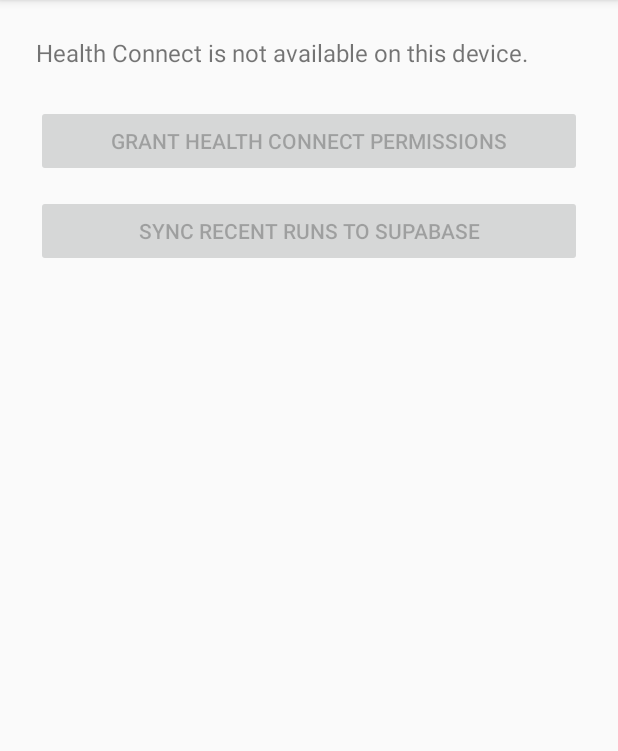
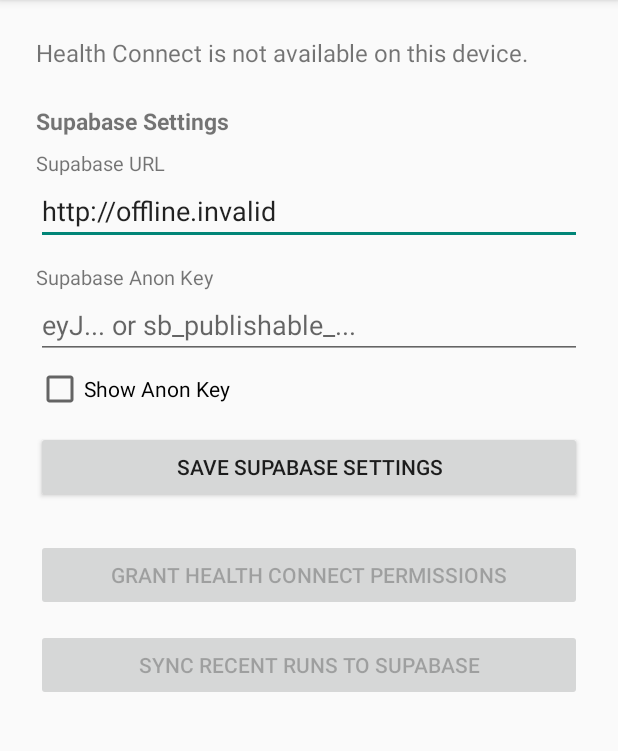
Before and after one commit to mage9353/myrun, an Android app: the screen it shows after launch (MainActivity), on a phone screen of 412 x 824 dp, the part 84-835 px from its top. Run offline under Robolectric (Android 15) with nearby library versions, the phone set to English and light mode, and no system bars; libraries missing offline, so code that uses them is left out: androidx.health.connect; pictures from the network do not load; 2 statements that could not run were skipped.

Commit message:
Add in-app Supabase settings, release signing, and Obtainium APK release workflow

```diff
--- a/MyRunSync/app/src/main/AndroidManifest.xml
+++ b/MyRunSync/app/src/main/AndroidManifest.xml
@@ -15,7 +15,7 @@
     </queries>
 
     <application
-        android:allowBackup="true"
+        android:allowBackup="false"
         android:label="@string/app_name"
         android:supportsRtl="true"
         android:theme="@style/Theme.MyRunSync">
--- a/MyRunSync/app/src/main/java/com/myrunsync/MainActivity.kt
+++ b/MyRunSync/app/src/main/java/com/myrunsync/MainActivity.kt
@@ -1,12 +1,17 @@
 package com.myrunsync
 
 import android.os.Bundle
+import android.text.InputType
 import android.widget.Button
+import android.widget.CheckBox
+import android.widget.EditText
 import android.widget.TextView
 import androidx.appcompat.app.AppCompatActivity
 import androidx.health.connect.client.HealthConnectClient
 import androidx.health.connect.client.PermissionController
 import androidx.lifecycle.lifecycleScope
+import com.myrunsync.config.SupabaseConfigStore
+import com.myrunsync.config.SupabaseConfigValidator
 import com.myrunsync.health.HealthConnectRunningReader
 import com.myrunsync.model.HeartRateZone2Config
 import com.myrunsync.supabase.SupabaseRunningRepository
@@ -18,9 +23,14 @@ import java.time.Instant
 class MainActivity : AppCompatActivity() {
 
     private lateinit var tvStatus: TextView
+    private lateinit var etSupabaseUrl: EditText
+    private lateinit var etSupabaseAnonKey: EditText
+    private lateinit var cbShowAnonKey: CheckBox
+    private lateinit var btnSaveSettings: Button
     private lateinit var btnPermissions: Button
     private lateinit var btnSync: Button
 
+    private val configStore by lazy { SupabaseConfigStore(this) }
     private val healthConnectClient by lazy { HealthConnectClient.getOrCreate(this) }
     private val healthReader by lazy { HealthConnectRunningReader(healthConnectClient) }
 
@@ -40,14 +50,50 @@ class MainActivity : AppCompatActivity() {
         setContentView(R.layout.activity_main)
 
         tvStatus = findViewById(R.id.tvStatus)
+        etSupabaseUrl = findViewById(R.id.etSupabaseUrl)
+        etSupabaseAnonKey = findViewById(R.id.etSupabaseAnonKey)
+        cbShowAnonKey = findViewById(R.id.cbShowAnonKey)
+        btnSaveSettings = findViewById(R.id.btnSaveSettings)
         btnPermissions = findViewById(R.id.btnPermissions)
         btnSync = findViewById(R.id.btnSync)
+
+        val initialConfig = configStore.load()
+        etSupabaseUrl.setText(initialConfig.url)
+        etSupabaseAnonKey.setText(initialConfig.anonKey)
+
+        cbShowAnonKey.setOnCheckedChangeListener { _, isChecked ->
+            etSupabaseAnonKey.inputType = if (isChecked) {
+                InputType.TYPE_CLASS_TEXT or InputType.TYPE_TEXT_VARIATION_VISIBLE_PASSWORD
+            } else {
+                InputType.TYPE_CLASS_TEXT or InputType.TYPE_TEXT_VARIATION_PASSWORD
+            }
+            etSupabaseAnonKey.setSelection(etSupabaseAnonKey.text?.length ?: 0)
+        }
+
+        btnSaveSettings.setOnClickListener {
+            val rawUrl = etSupabaseUrl.text?.toString().orEmpty()
+            val rawKey = etSupabaseAnonKey.text?.toString().orEmpty()
+            val validationError = SupabaseConfigValidator.validate(rawUrl, rawKey)
+            if (validationError != null) {
+                tvStatus.text = validationError
+                return@setOnClickListener
+            }
+
+            val saved = configStore.save(rawUrl, rawKey)
+            etSupabaseUrl.setText(saved.url)
+            etSupabaseAnonKey.setText(saved.anonKey)
+            tvStatus.text = getString(R.string.status_settings_saved)
+        }
 
         if (!HealthConnectRunningReader.isAvailable(this)) {
             tvStatus.text = "Health Connect is not available on this device."
             btnPermissions.isEnabled = false
             btnSync.isEnabled = false
             return
+        }
+
+        if (!initialConfig.isComplete()) {
+            tvStatus.text = getString(R.string.status_missing_credentials)
         }
 
         btnPermissions.setOnClickListener {
@@ -60,10 +106,19 @@ class MainActivity : AppCompatActivity() {
     }
 
     private fun syncRecentRuns() {
-        if (BuildConfig.SUPABASE_URL.isBlank() || BuildConfig.SUPABASE_ANON_KEY.isBlank()) {
-            tvStatus.text = "Set SUPABASE_URL and SUPABASE_ANON_KEY in local.properties first."
+        val storedConfig = configStore.load()
+        val rawUrl = etSupabaseUrl.text?.toString().orEmpty().ifBlank { storedConfig.url }
+        val rawKey = etSupabaseAnonKey.text?.toString().orEmpty().ifBlank { storedConfig.anonKey }
+
+        val validationError = SupabaseConfigValidator.validate(rawUrl, rawKey)
+        if (validationError != null) {
+            tvStatus.text = validationError
             return
         }
+
+        val savedConfig = configStore.save(rawUrl, rawKey)
+        etSupabaseUrl.setText(savedConfig.url)
+        etSupabaseAnonKey.setText(savedConfig.anonKey)
 
         lifecycleScope.launch {
             btnSync.isEnabled = false
@@ -76,8 +131,8 @@ class MainActivity : AppCompatActivity() {
 
                 tvStatus.text = "Reading Health Connect runs and uploading to Supabase..."
                 val supabaseClient = SupabaseRunningRepository.createSupabaseClient(
-                    supabaseUrl = BuildConfig.SUPABASE_URL,
-                    supabaseAnonKey = BuildConfig.SUPABASE_ANON_KEY
+                    supabaseUrl = savedConfig.url,
+                    supabaseAnonKey = savedConfig.anonKey
                 )
                 val repository = SupabaseRunningRepository(supabaseClient)
                 val syncManager = RunningSyncManager(healthReader, repository)
--- /dev/null
+++ b/MyRunSync/app/src/main/java/com/myrunsync/config/SupabaseConfigStore.kt
@@ -0,0 +1,83 @@
+package com.myrunsync.config
+
+import android.content.Context
+import com.myrunsync.BuildConfig
+
+data class SupabaseConfig(
+    val url: String,
+    val anonKey: String
+) {
+    fun isComplete(): Boolean = url.isNotBlank() && anonKey.isNotBlank()
+}
+
+/**
+ * Pure normalization and validation for Supabase credentials entered in-app.
+ */
+object SupabaseConfigValidator {
+    fun normalizeUrl(raw: String): String = raw.trim().trimEnd('/')
+
+    fun normalizeAnonKey(raw: String): String = raw.trim()
+
+    fun validate(url: String, anonKey: String): String? {
+        val normalizedUrl = normalizeUrl(url)
+        val normalizedKey = normalizeAnonKey(anonKey)
+        if (normalizedUrl.isBlank()) {
+            return "Supabase URL을 입력해 주세요."
+        }
+        if (!normalizedUrl.startsWith("https://") && !normalizedUrl.startsWith("http://")) {
+            return "Supabase URL은 https:// 로 시작해야 합니다."
+        }
+        if (normalizedKey.isBlank()) {
+            return "Supabase Anon Key를 입력해 주세요."
+        }
+        return null
+    }
+}
+
+/**
+ * Persists user-provided Supabase credentials in private device SharedPreferences.
+ */
+class SupabaseConfigStore(context: Context) {
+    private val prefs = context.applicationContext.getSharedPreferences(
+        PREFS_NAME,
+        Context.MODE_PRIVATE
+    )
+
+    fun load(
+        fallbackUrl: String = BuildConfig.SUPABASE_URL,
+        fallbackAnonKey: String = BuildConfig.SUPABASE_ANON_KEY
+    ): SupabaseConfig {
+        val savedUrl = prefs.getString(KEY_URL, null)
+        val savedAnonKey = prefs.getString(KEY_ANON_KEY, null)
+
+        val resolvedUrl = SupabaseConfigValidator.normalizeUrl(
+            if (!savedUrl.isNullOrBlank()) savedUrl else fallbackUrl
+        )
+        val resolvedAnonKey = SupabaseConfigValidator.normalizeAnonKey(
+            if (!savedAnonKey.isNullOrBlank()) savedAnonKey else fallbackAnonKey
+        )
+        return SupabaseConfig(url = resolvedUrl, anonKey = resolvedAnonKey)
+    }
+
+    fun save(url: String, anonKey: String): SupabaseConfig {
+        val normalized = SupabaseConfig(
+            url = SupabaseConfigValidator.normalizeUrl(url),
+            anonKey = SupabaseConfigValidator.normalizeAnonKey(anonKey)
+        )
+        prefs.edit()
+            .putString(KEY_URL, normalized.url)
+            .putString(KEY_ANON_KEY, normalized.anonKey)
+            .apply()
+        return normalized
+    }
+
+    fun clear() {
+        prefs.edit().clear().apply()
+    }
+
+    companion object {
+        private const val PREFS_NAME = "myrunsync_settings"
+        private const val KEY_URL = "supabase_url"
+        private const val KEY_ANON_KEY = "supabase_anon_key"
+    }
+}
--- a/MyRunSync/app/src/main/res/layout/activity_main.xml
+++ b/MyRunSync/app/src/main/res/layout/activity_main.xml
@@ -1,7 +1,12 @@
 <?xml version="1.0" encoding="utf-8"?>
-<LinearLayout xmlns:android="http://schemas.android.com/apk/res/android"
+<ScrollView xmlns:android="http://schemas.android.com/apk/res/android"
     android:layout_width="match_parent"
     android:layout_height="match_parent"
+    android:fillViewport="true">
+
+    <LinearLayout
+        android:layout_width="match_parent"
+        android:layout_height="wrap_content"
         android:orientation="vertical"
         android:padding="24dp">
 
@@ -12,6 +17,58 @@
             android:layout_marginBottom="24dp"
             android:text="@string/status_ready"
             android:textSize="16sp" />
+
+        <TextView
+            android:layout_width="match_parent"
+            android:layout_height="wrap_content"
+            android:layout_marginBottom="8dp"
+            android:text="@string/section_supabase_settings"
+            android:textSize="15sp"
+            android:textStyle="bold" />
+
+        <TextView
+            android:layout_width="match_parent"
+            android:layout_height="wrap_content"
+            android:text="@string/label_supabase_url"
+            android:textSize="13sp" />
+
+        <EditText
+            android:id="@+id/etSupabaseUrl"
+            android:layout_width="match_parent"
+            android:layout_height="wrap_content"
+            android:layout_marginBottom="12dp"
+            android:hint="@string/hint_supabase_url"
+            android:inputType="textUri"
+            android:singleLine="true" />
+
+        <TextView
+            android:layout_width="match_parent"
+            android:layout_height="wrap_content"
+            android:text="@string/label_supabase_anon_key"
+            android:textSize="13sp" />
+
+        <EditText
+            android:id="@+id/etSupabaseAnonKey"
+            android:layout_width="match_parent"
+            android:layout_height="wrap_content"
+            android:layout_marginBottom="4dp"
+            android:hint="@string/hint_supabase_anon_key"
+            android:inputType="textPassword"
+            android:singleLine="true" />
+
+        <CheckBox
+            android:id="@+id/cbShowAnonKey"
+            android:layout_width="wrap_content"
+            android:layout_height="wrap_content"
+            android:layout_marginBottom="12dp"
+            android:text="@string/cb_show_anon_key" />
+
+        <Button
+            android:id="@+id/btnSaveSettings"
+            android:layout_width="match_parent"
+            android:layout_height="wrap_content"
+            android:layout_marginBottom="24dp"
+            android:text="@string/btn_save_settings" />
 
         <Button
             android:id="@+id/btnPermissions"
@@ -26,3 +83,4 @@
             android:layout_height="wrap_content"
             android:text="@string/btn_sync_runs" />
     </LinearLayout>
+</ScrollView>
--- a/MyRunSync/app/src/main/res/values/strings.xml
+++ b/MyRunSync/app/src/main/res/values/strings.xml
@@ -1,5 +1,14 @@
 <resources>
     <string name="app_name">MyRunSync</string>
+    <string name="section_supabase_settings">Supabase Settings</string>
+    <string name="label_supabase_url">Supabase URL</string>
+    <string name="hint_supabase_url">https://your-project.supabase.co</string>
+    <string name="label_supabase_anon_key">Supabase Anon Key</string>
+    <string name="hint_supabase_anon_key">eyJ... or sb_publishable_...</string>
+    <string name="cb_show_anon_key">Show Anon Key</string>
+    <string name="btn_save_settings">Save Supabase Settings</string>
+    <string name="status_missing_credentials">Enter Supabase URL and Anon Key below, then grant Health Connect permissions.</string>
+    <string name="status_settings_saved">Supabase settings saved on this device.</string>
     <string name="btn_grant_permissions">Grant Health Connect Permissions</string>
     <string name="btn_sync_runs">Sync Recent Runs to Supabase</string>
     <string name="status_ready">Ready. Grant Health Connect permissions and sync recent runs.</string>
```
Also changed, not shown: MyRunSync/app/build.gradle.kts (+44 -5 lines), 6 other files. Lines whose indentation alone changed are shown as unchanged.
